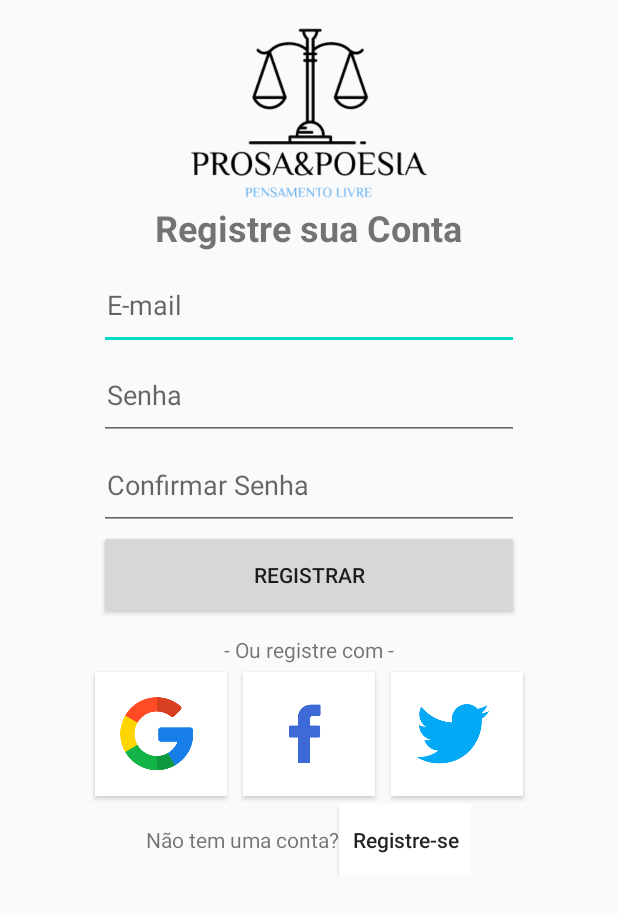
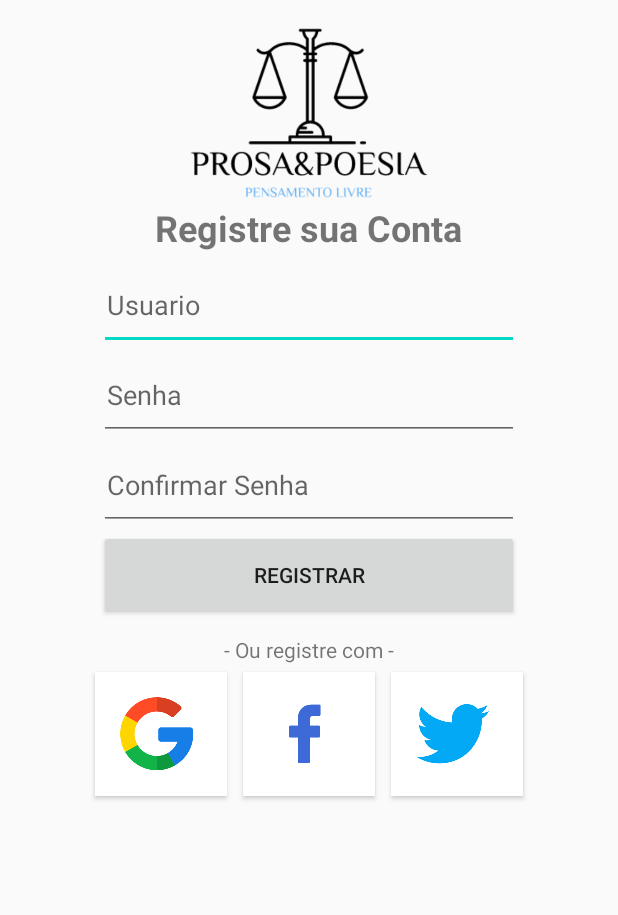
Before and after one commit to avboomer/AppRegistro, an Android app: the CadastroActivity screen opened directly, with no data from a screen before it, on a phone screen of 412 x 824 dp. Shown: the top 915 px of the screen. Run offline under Robolectric (Android 15) with nearby library versions, the phone set to English and light mode, and no system bars.

Commit message:
activity_cadastro.xml: Remoção de bloco para view Cadastro e hint assertivo

```diff
--- a/app/src/main/res/layout/activity_cadastro.xml
+++ b/app/src/main/res/layout/activity_cadastro.xml
@@ -17,7 +17,7 @@
     <TextView
         android:layout_width="wrap_content"
         android:layout_height="wrap_content"
-        android:text="Registre sua Conta"
+        android:text="@string/cadastro_titulo_registre_sua_conta"
         android:textSize="24sp"
         android:textStyle="bold"
         android:layout_gravity="center"/>
@@ -34,28 +34,28 @@
             android:id="@+id/campologinc"
             android:layout_width="280dp"
             android:layout_height="60dp"
-            android:hint="E-mail"
+            android:hint="@string/cadastro_usuario"
             android:padding="5dp"/>
 
         <EditText
             android:id="@+id/camposenhac"
             android:layout_width="280dp"
             android:layout_height="60dp"
-            android:hint="Senha"
+            android:hint="@string/cadastro_senha"
             android:padding="5dp"/>
 
         <EditText
             android:id="@+id/camposenhacc"
             android:layout_width="280dp"
             android:layout_height="60dp"
-            android:hint="Confirmar Senha"
+            android:hint="@string/cadastro_confirmar_senha"
             android:padding="5dp"/>
 
         <Button
-            android:id="@+id/botaologin"
+            android:id="@+id/botaocadastroc"
             android:layout_width="280dp"
             android:layout_height="60dp"
-            android:text="Registrar"
+            android:text="@string/cadastro_registrar"
             android:padding="5dp"/>
     </LinearLayout>
 
@@ -70,7 +70,7 @@
         <TextView
             android:layout_width="wrap_content"
             android:layout_height="wrap_content"
-            android:text="- Ou registre com -" />
+            android:text="@string/cadastro_ou_registre_com" />
 
         <LinearLayout
             android:layout_width="wrap_content"
@@ -83,7 +83,8 @@
                 android:layout_margin="5dp"
                 android:background="@color/noColor"
                 android:padding="5dp"
-                android:drawableLeft="@mipmap/ic_google_round"/>
+                android:drawableLeft="@mipmap/ic_google_round"
+                android:drawableStart="@mipmap/ic_google_round" />
 
             <Button
                 android:id="@+id/bcfacebook"
@@ -92,7 +93,8 @@
                 android:background="@color/noColor"
                 android:layout_margin="5dp"
                 android:padding="5dp"
-                android:drawableLeft="@mipmap/ic_facebook"/>
+                android:drawableLeft="@mipmap/ic_facebook"
+                android:drawableStart="@mipmap/ic_facebook" />
 
             <Button
                 android:id="@+id/bctwitter"
@@ -101,29 +103,10 @@
                 android:background="@color/noColor"
                 android:layout_margin="5dp"
                 android:padding="5dp"
-                android:drawableLeft="@mipmap/ic_twitter"/>
+                android:drawableLeft="@mipmap/ic_twitter"
+                android:drawableStart="@mipmap/ic_twitter" />
         </LinearLayout>
 
     </LinearLayout>
 
-
-    <LinearLayout
-        android:layout_width="wrap_content"
-        android:layout_height="wrap_content"
-        android:layout_gravity="center">
-
-        <TextView
-            android:layout_width="wrap_content"
-            android:layout_height="wrap_content"
-            android:text="Não tem uma conta?" />
-
-        <Button
-            android:id="@+id/botaocadastroc"
-            android:layout_width="wrap_content"
-            android:layout_height="wrap_content"
-            android:background="@color/noColor"
-            android:text="Registre-se"
-            android:textAllCaps="false" />
-    </LinearLayout>
-
 </LinearLayout>
```
